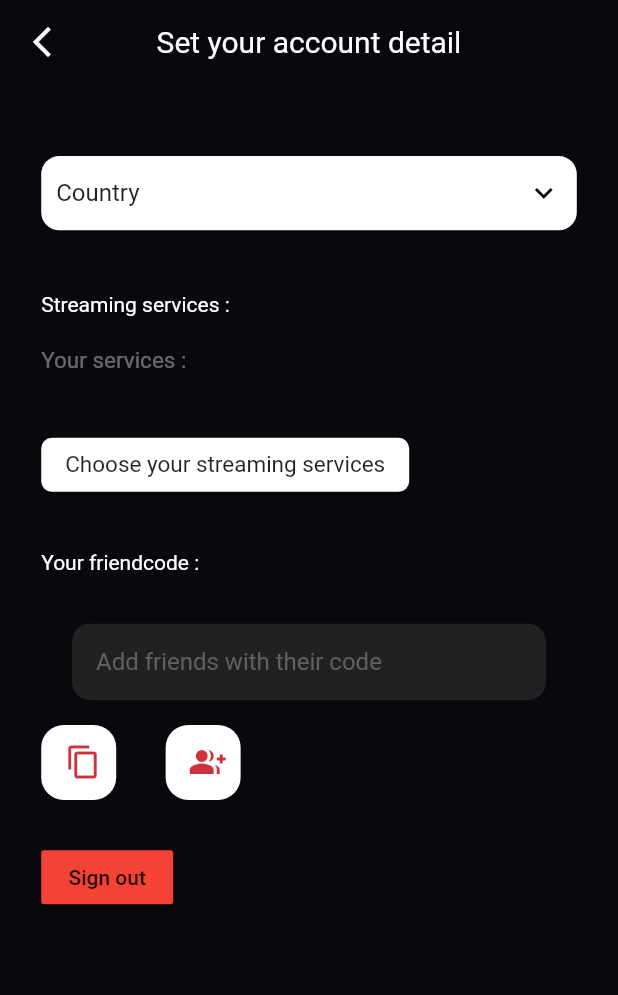
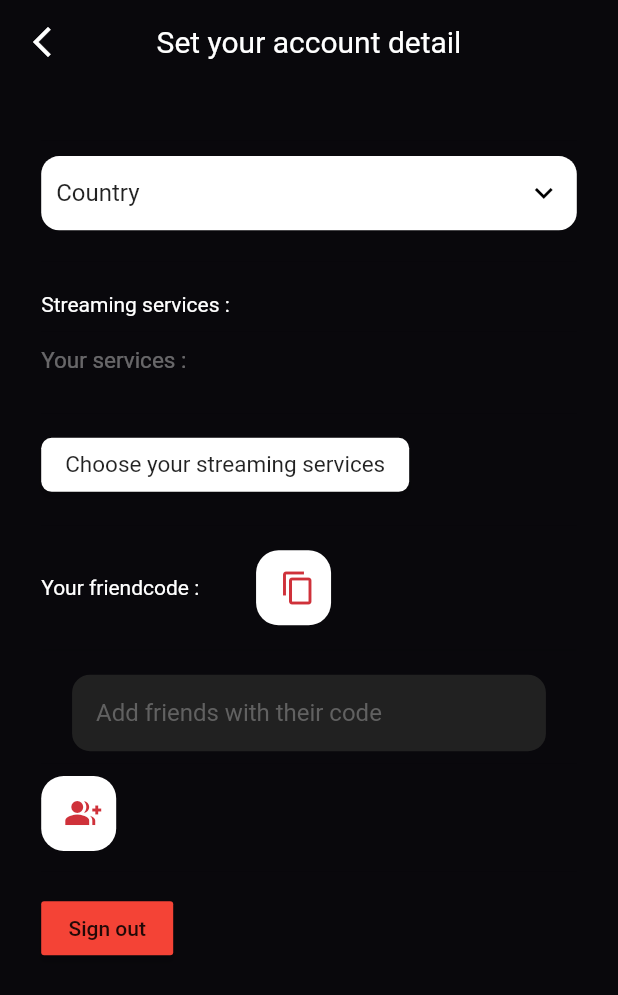
Before and after one commit to Brokeena/H23-Gr1-E7-CineChooser, a Flutter app: the Reglages screen opened directly, after a tap on the "group add" icon, on a phone screen of 412 x 824 dp. Shown: the top 995 px of the screen. Run offline on Flutter 3.47's test engine with Material 2 defaults, Android fonts, the phone set to English and light mode, and no system bars; our stand-ins replace auto_size_text, carousel_slider, cloud_firestore, firebase_auth, firebase_core, google_nav_bar; missing offline and left inert: swipable_stack, tmdb_api; accounts and stored records are empty.

Commit message:
add friends

```diff
--- a/app/cinechooser/test_application1/lib/pages/profile.dart
+++ b/app/cinechooser/test_application1/lib/pages/profile.dart
@@ -159,6 +159,7 @@ class _ProfileState extends State<Profile> {
               ],
             ),
           )),*/
+
     );
   }
 }
--- a/app/cinechooser/test_application1/lib/pages/reglages.dart
+++ b/app/cinechooser/test_application1/lib/pages/reglages.dart
@@ -1,6 +1,5 @@
 import 'package:cinechooser/pages/login_page.dart';
 import 'package:cinechooser/pages/pagePrincipale.dart';
-import 'package:cloud_firestore/cloud_firestore.dart';
 import 'package:firebase_auth/firebase_auth.dart';
 import 'package:flutter/material.dart';
 import 'package:cinechooser/utils/app_styles.dart';
@@ -149,15 +148,11 @@ class _ReglagesState extends State<Reglages> {
                           fontSize: 15,
                           color: Colors.black87))),
               Divider(height: height / 25),
-              Text('Your friendcode :$friendCode', style: Styles.petittitres),
-              Divider(height: height / 25),
-              MyTextField(
-                  controller: _addFriends,
-                  hintText: "Add friends with their code",
-                  obscureText: false),
-              Divider(height: height / 50),
               Row(
                 children: [
+                  Text('Your friendcode :   $friendCode',
+                      style: Styles.petittitres),
+                  SizedBox(width: width / 15),
                   Button(
                       onPressed: () {
                         _copy();
@@ -165,8 +160,16 @@ class _ReglagesState extends State<Reglages> {
                       icone: const Icon(Icons.copy, color: Styles.red1),
                       color: Colors.white,
                       taille: 50,
-                      borderRadius: 15),
-                  SizedBox(width: height/25),
+                      borderRadius: 15)
+                ],
+              ),
+              Divider(height: height / 25),
+              MyTextField(
+                  controller: _addFriends,
+                  hintText: "Add friends with their code",
+                  obscureText: false),
+              Divider(height: height / 50),
+              SizedBox(width: height / 25),
               Button(
                   onPressed: () {
                     _addFriend();
@@ -174,9 +177,7 @@ class _ReglagesState extends State<Reglages> {
                   icone: const Icon(Icons.group_add, color: Styles.red1),
                   color: Colors.white,
                   taille: 50,
-                      borderRadius: 15)
-                ],
-              ),
+                  borderRadius: 15),
               Divider(height: height / 30),
               MaterialButton(
                 onPressed: () {
@@ -229,24 +230,31 @@ class _ReglagesState extends State<Reglages> {
 }
 
 userExiste() async {
-
   List<String> docIDs = await getDocId();
 
   for (var documentId in docIDs) {
     var collectionReference = await db.doc(documentId).get();
     var data = collectionReference.data() as Map<String, dynamic>;
-
-    if (data['docID'] == _addFriends.text.trim()) {
+    print(data['docID']);
+    print(_addFriends.text.trim().toString());
+    if (data['docID'] == _addFriends.text.trim().toString()) {
+      for (var friend in friendList) {
+        if (friend == _addFriends.text.trim()) {
+          print('already friends');
+          return false;
+        }
+      }
+      print('existe');
       return true;
     }
   }
+  print('friend code doesnt exist');
   return false;
 }
 
-_addFriend() async{
-
-  if((_addFriends.text.trim().toString() != goodID) && await userExiste() )
-    {
+_addFriend() async {
+  if ((_addFriends.text.trim().toString() != goodID) && await userExiste()) {
+    print('${_addFriends.text.trim()}is now added');
     friendList.add(_addFriends.text.trim());
     db.doc(goodID).update({'friendList': friendList});
   } else {
@@ -261,12 +269,9 @@ _addFriend() async{
         });
     */
   }
-
-
 }
 
 _copy() {
-  print(friendCode);
   var value = ClipboardData(text: friendCode);
   Clipboard.setData(value);
 }
@@ -276,6 +281,7 @@ signOut() async {
   paysISO = 'CA';
   selectedItems = [];
   results = [];
+  listGenre = [];
   likedMovies = [];
   dislikedMovies = [];
   showedList = [];
```
Lines whose indentation alone changed are shown as unchanged.
